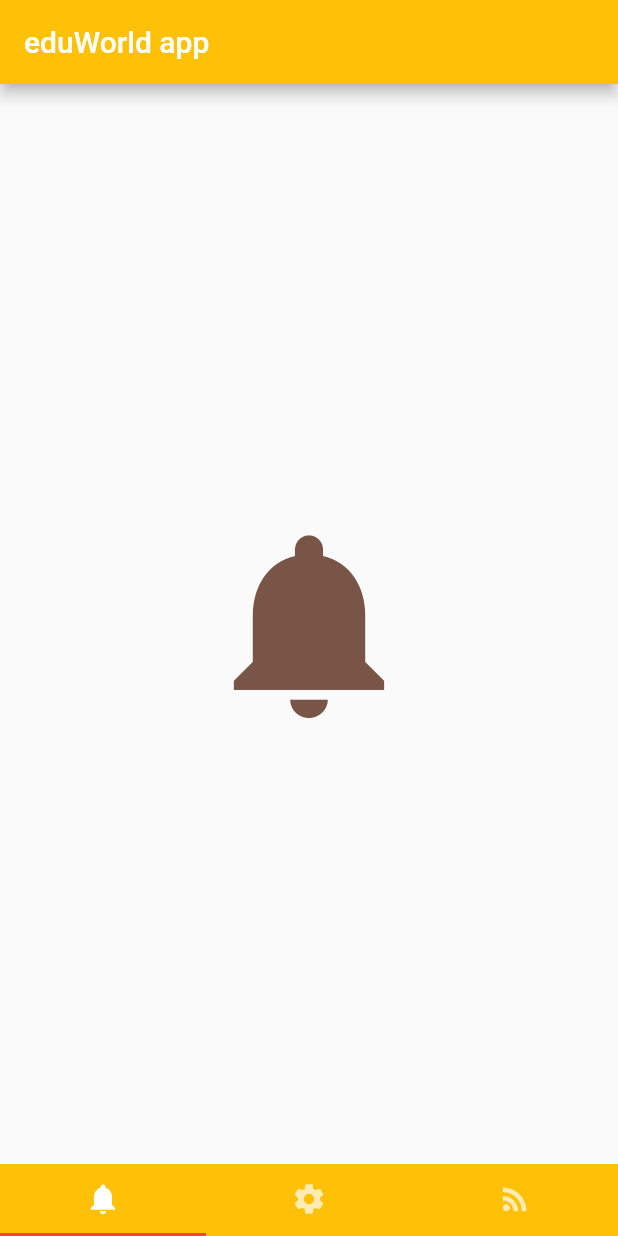
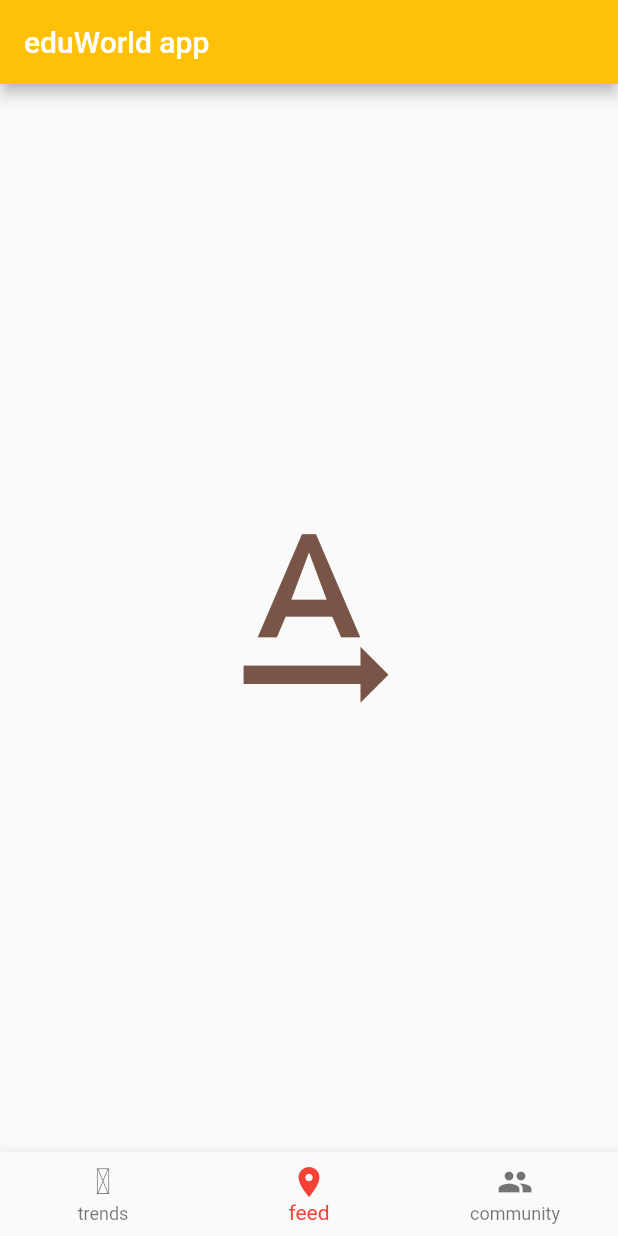
Before and after one commit to varunprathap/eduWorld, a Flutter app: the screen it shows after launch, on a phone screen of 412 x 824 dp. Run offline on Flutter 3.47's test engine with Material 2 defaults, Android fonts, the phone set to English and light mode, and no system bars.

```diff
--- a/lib/main.dart
+++ b/lib/main.dart
@@ -2,7 +2,7 @@ import 'package:flutter/material.dart';
 import './Notification.dart' as notification;
 import './More.dart' as more;
 import './Tools.dart' as tools;
-import './Classes.dart' as classes;
+
 
 
 
@@ -15,7 +15,7 @@ class MyApp extends StatelessWidget {
   @override
   Widget build(BuildContext context) {
     return new MaterialApp(
-      title: 'Flutter Demo',
+      title: 'eduWorld',
       theme: new ThemeData(
         // This is the theme of your application.
         //
@@ -53,14 +53,16 @@ class MyHomePage extends StatefulWidget {
 class _MyHomePageState extends State<MyHomePage> with SingleTickerProviderStateMixin {
 
 
-  TabController controller;
+  PageController controller;
+  int page =1;
+
 
 
   @override
   void initState(){
 
      super.initState();
-     controller=new TabController(vsync: this,length: 4);
+     controller=new PageController(initialPage: this.page);
   }
 
   @override
@@ -72,38 +74,37 @@ class _MyHomePageState extends State<MyHomePage> with SingleTickerProviderStateM
 
   @override
   Widget build(BuildContext context) {
-    // This method is rerun every time setState is called, for instance as done
-    // by the _incrementCounter method above.
-    //
-    // The Flutter framework has been optimized to make rerunning build methods
-    // fast, so that you can just rebuild anything that needs updating rather
-    // than having to individually change instances of widgets.
+
     return new Scaffold(
       appBar: new AppBar(
-        // Here we take the value from the MyHomePage object that was created by
-        // the App.build method, and use it to set our appbar title.
         title: new Text(widget.title),backgroundColor:Colors.amber
-      ),bottomNavigationBar: new Material(
-color: Colors.amber,
-        child: new TabBar(
-                controller: controller,
-                tabs: <Tab>[
-
-                 new Tab(icon: new Icon(Icons.notifications),),
-                 new Tab(icon: new Icon(Icons.settings),),
-                 new Tab(icon: new Icon(Icons.rss_feed),)
-
-
-                ],
-
+      ),bottomNavigationBar: new BottomNavigationBar(
+            items: [
+              new BottomNavigationBarItem(
+                icon: new Icon(new IconData(62008, fontFamily: "mdi")),
+                title: new Text("trends"),
+              ),
+              new BottomNavigationBarItem(
+                  icon: new Icon(Icons.location_on), title: new Text("feed")),
+              new BottomNavigationBarItem(
+                  icon: new Icon(Icons.people), title: new Text("community"))
+            ],
+            onTap: onTap,
+            currentIndex: page
         ),
-      ),
-
-      body: new TabBarView(
-
-          controller: controller,
-          children: <Widget>[new notification.Notification(),new tools.Tools(),new more.More()],
-      ),
+      body: new PageView(controller:controller,onPageChanged: onPageChanged, children: <Widget>[new notification.Notification(),new tools.Tools()],)
     );
   }
+
+   void onTap(int index) {
+    controller.animateToPage(
+        index, duration: const Duration(milliseconds: 300),
+        curve: Curves.ease);
+  }
+
+  void onPageChanged(int page) {
+    setState(() {
+      this.page = page;
+    });
+  }
 }
```
